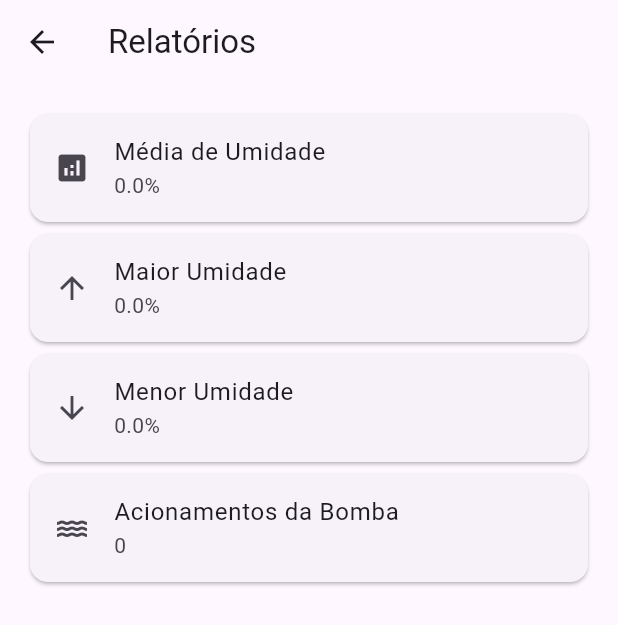
After one commit to JuanHz16/irrigacao_iot, a Flutter app: the ReportsScreen screen opened directly, on a phone screen of 412 x 824 dp. The commit adds this screen. Shown: the top 625 px of the screen. Run offline on Flutter 3.47's test engine with Material 3 defaults, Android fonts, the phone set to English and light mode, and no system bars; our stand-ins replace sqflite; accounts and stored records are empty.

Commit message:
(reports): implementa relatorios e agregacoes

```diff
--- a/lib/features/navigation/main_navigation_screen.dart
+++ b/lib/features/navigation/main_navigation_screen.dart
@@ -4,6 +4,7 @@ import '../setup/setup_screen.dart';
 import '../control/control_screen.dart';
 import '../dashboard/dashboard_screen.dart';
 import '../history/history_screen.dart';
+import '../reports/reports_screen.dart';
 
 class MainNavigationScreen extends StatefulWidget {
   const MainNavigationScreen({super.key});
@@ -21,6 +22,7 @@ class _MainNavigationScreenState extends State<MainNavigationScreen> {
     const ConfigScreen(),
     const HistoryScreen(),
     const SetupScreen(),
+    const ReportsScreen(),
   ];
 
   @override
@@ -61,6 +63,10 @@ class _MainNavigationScreenState extends State<MainNavigationScreen> {
             label: 'Histórico',
           ),
           BottomNavigationBarItem(icon: Icon(Icons.router), label: 'Setup'),
+          BottomNavigationBarItem(
+            icon: Icon(Icons.bar_chart),
+            label: 'Relatórios',
+          ),
         ],
       ),
     );
--- /dev/null
+++ b/lib/features/reports/reports_provider.dart
@@ -0,0 +1,53 @@
+import 'package:flutter/material.dart';
+
+import '../../core/database/database_helper.dart';
+
+class ReportsProvider extends ChangeNotifier {
+  final DatabaseHelper _database =
+      DatabaseHelper.instance;
+
+  bool isLoading = false;
+
+  double averageMoisture = 0;
+
+  double maxMoisture = 0;
+
+  double minMoisture = 0;
+
+  int pumpActivations = 0;
+
+  void _setLoading(bool value) {
+    isLoading = value;
+    notifyListeners();
+  }
+
+  Future<void> loadReports() async {
+    try {
+      _setLoading(true);
+
+      averageMoisture =
+          await _database
+              .getAverageMoisture(1);
+
+      maxMoisture =
+          await _database
+              .getMaxMoisture(1);
+
+      minMoisture =
+          await _database
+              .getMinMoisture(1);
+
+      pumpActivations =
+          await _database
+              .getPumpActivationCount(1);
+
+      notifyListeners();
+    } catch (e) {
+      debugPrint(
+        'Erro ao carregar relatórios: $e',
+      );
+    } finally {
+      _setLoading(false);
+    }
+  }
+}
--- /dev/null
+++ b/lib/features/reports/reports_screen.dart
@@ -0,0 +1,111 @@
+import 'package:flutter/material.dart';
+import 'package:provider/provider.dart';
+
+import 'reports_provider.dart';
+
+class ReportsScreen extends StatefulWidget {
+  const ReportsScreen({super.key});
+
+  @override
+  State<ReportsScreen> createState() =>
+      _ReportsScreenState();
+}
+
+class _ReportsScreenState
+    extends State<ReportsScreen> {
+  @override
+  void initState() {
+    super.initState();
+
+    WidgetsBinding.instance
+        .addPostFrameCallback((_) {
+      context
+          .read<ReportsProvider>()
+          .loadReports();
+    });
+  }
+
+  @override
+  Widget build(BuildContext context) {
+    final reports =
+        Provider.of<ReportsProvider>(
+      context,
+    );
+
+    return Scaffold(
+      appBar: AppBar(
+        title: const Text(
+          'Relatórios',
+        ),
+      ),
+      body: reports.isLoading
+          ? const Center(
+              child:
+                  CircularProgressIndicator(),
+            )
+          : Padding(
+              padding:
+                  const EdgeInsets.all(16),
+              child: Column(
+                children: [
+                  Card(
+                    child: ListTile(
+                      leading: const Icon(
+                        Icons.analytics,
+                      ),
+                      title: const Text(
+                        'Média de Umidade',
+                      ),
+                      subtitle: Text(
+                        '${reports.averageMoisture.toStringAsFixed(1)}%',
+                      ),
+                    ),
+                  ),
+
+                  Card(
+                    child: ListTile(
+                      leading: const Icon(
+                        Icons.arrow_upward,
+                      ),
+                      title: const Text(
+                        'Maior Umidade',
+                      ),
+                      subtitle: Text(
+                        '${reports.maxMoisture.toStringAsFixed(1)}%',
+                      ),
+                    ),
+                  ),
+
+                  Card(
+                    child: ListTile(
+                      leading: const Icon(
+                        Icons.arrow_downward,
+                      ),
+                      title: const Text(
+                        'Menor Umidade',
+                      ),
+                      subtitle: Text(
+                        '${reports.minMoisture.toStringAsFixed(1)}%',
+                      ),
+                    ),
+                  ),
+
+                  Card(
+                    child: ListTile(
+                      leading: const Icon(
+                        Icons.water,
+                      ),
+                      title: const Text(
+                        'Acionamentos da Bomba',
+                      ),
+                      subtitle: Text(
+                        '${reports.pumpActivations}',
+                      ),
+                    ),
+                  ),
+                ],
+              ),
+            ),
+    );
+  }
+}
--- a/lib/main.dart
+++ b/lib/main.dart
@@ -7,6 +7,7 @@ import 'features/history/history_provider.dart';
 import 'features/auth/auth_provider.dart';
 import 'features/auth/login_screen.dart';
 import 'features/dashboard/dashboard_provider.dart';
+import 'features/reports/reports_provider.dart';
 
 void main() {
   runApp(
@@ -14,6 +15,7 @@ void main() {
       providers: [
         ChangeNotifierProvider(create: (_) => AuthProvider()),
         ChangeNotifierProvider(create: (_) => ConfigProvider()),
+        ChangeNotifierProvider(create: (_) => ReportsProvider()),
         ChangeNotifierProvider(create: (_) => HistoryProvider()),
         ChangeNotifierProvider(create: (_) => SetupProvider()),
         ChangeNotifierProvider(create: (_) => DashboardProvider()),
```
